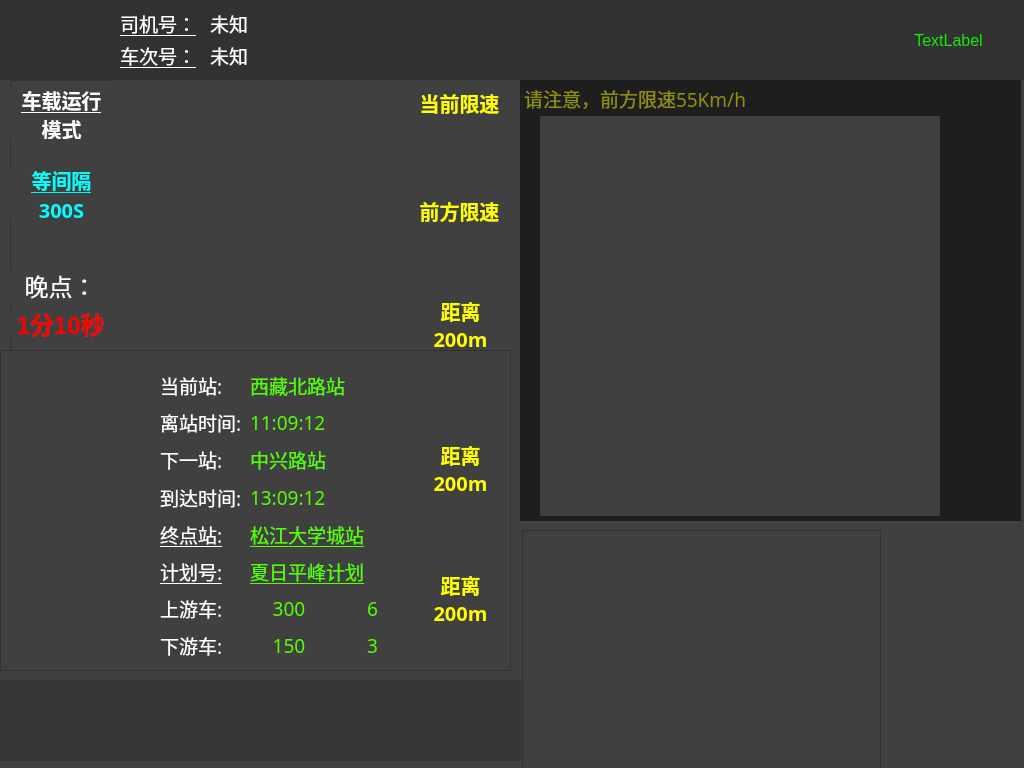
noodleBin/Tram_DMI_Build, file UI/Display_1024_768_2.ui: the form before one commit.
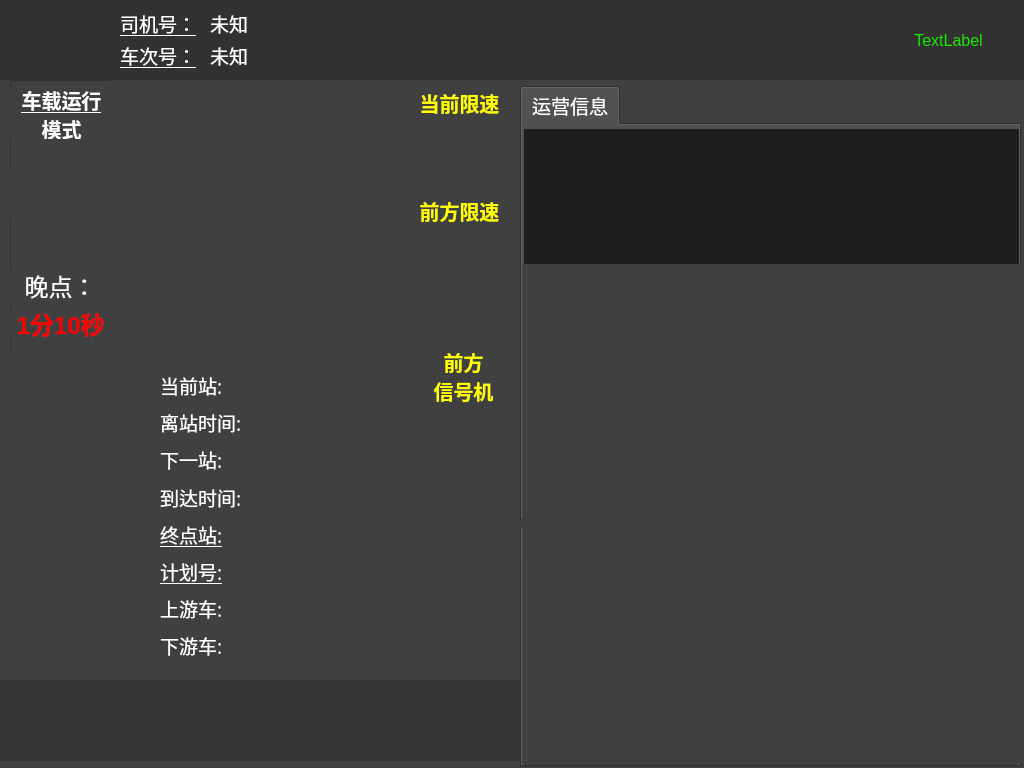
The form after the commit. Icons and pictures are not drawn.

```diff
--- a/UI/Display_1024_768_2.ui
+++ b/UI/Display_1024_768_2.ui
@@ -429,7 +429,7 @@
    <string>MainWindow</string>
   </property>
   <property name="styleSheet">
-   <string notr="true">background-color: rgb(64,64,64);</string>
+   <string notr="true"/>
   </property>
   <widget class="QWidget" name="centralwidget">
    <widget class="QFrame" name="frame_top">
@@ -1987,7 +1987,7 @@
        </font>
       </property>
       <property name="text">
-       <string>等间隔 300S</string>
+       <string/>
       </property>
       <property name="textFormat">
        <enum>Qt::PlainText</enum>
@@ -2210,7 +2210,7 @@
      <bool>false</bool>
     </property>
     <property name="frameShape">
-     <enum>QFrame::StyledPanel</enum>
+     <enum>QFrame::NoFrame</enum>
     </property>
     <property name="frameShadow">
      <enum>QFrame::Raised</enum>
@@ -2285,7 +2285,7 @@
      <property name="geometry">
       <rect>
        <x>10</x>
-       <y>250</y>
+       <y>240</y>
        <width>64</width>
        <height>64</height>
       </rect>
@@ -2307,7 +2307,7 @@
      <property name="geometry">
       <rect>
        <x>80</x>
-       <y>250</y>
+       <y>240</y>
        <width>64</width>
        <height>64</height>
       </rect>
@@ -3393,7 +3393,7 @@
       <rect>
        <x>250</x>
        <y>20</y>
-       <width>161</width>
+       <width>189</width>
        <height>291</height>
       </rect>
      </property>
@@ -3525,7 +3525,7 @@
          </font>
         </property>
         <property name="text">
-         <string>西藏北路站</string>
+         <string/>
         </property>
        </widget>
       </item>
@@ -3656,7 +3656,7 @@
          </font>
         </property>
         <property name="text">
-         <string>11:09:12</string>
+         <string/>
         </property>
        </widget>
       </item>
@@ -3788,7 +3788,7 @@
          </font>
         </property>
         <property name="text">
-         <string>中兴路站</string>
+         <string/>
         </property>
        </widget>
       </item>
@@ -3919,7 +3919,7 @@
          </font>
         </property>
         <property name="text">
-         <string>13:09:12</string>
+         <string/>
         </property>
        </widget>
       </item>
@@ -4051,7 +4051,7 @@
          </font>
         </property>
         <property name="text">
-         <string>松江大学城站</string>
+         <string/>
         </property>
        </widget>
       </item>
@@ -4183,7 +4183,7 @@
          </font>
         </property>
         <property name="text">
-         <string>夏日平峰计划</string>
+         <string/>
         </property>
        </widget>
       </item>
@@ -4316,7 +4316,7 @@
            </font>
           </property>
           <property name="text">
-           <string>300</string>
+           <string/>
           </property>
           <property name="alignment">
            <set>Qt::AlignCenter</set>
@@ -4450,7 +4450,7 @@
            </font>
           </property>
           <property name="text">
-           <string>6</string>
+           <string/>
           </property>
           <property name="alignment">
            <set>Qt::AlignCenter</set>
@@ -4588,7 +4588,7 @@
            </font>
           </property>
           <property name="text">
-           <string>150</string>
+           <string/>
           </property>
           <property name="alignment">
            <set>Qt::AlignCenter</set>
@@ -4722,7 +4722,7 @@
            </font>
           </property>
           <property name="text">
-           <string>3</string>
+           <string/>
           </property>
           <property name="alignment">
            <set>Qt::AlignCenter</set>
@@ -4803,7 +4803,7 @@
      <property name="geometry">
       <rect>
        <x>430</x>
-       <y>90</y>
+       <y>124</y>
        <width>61</width>
        <height>54</height>
       </rect>
@@ -4994,8 +4994,7 @@
 background-color: rgb(255, 255, 255，0);</string>
      </property>
      <property name="text">
-      <string>距离
-200m</string>
+      <string/>
      </property>
      <property name="textFormat">
       <enum>Qt::AutoText</enum>
@@ -5014,7 +5013,7 @@
      <property name="geometry">
       <rect>
        <x>430</x>
-       <y>20</y>
+       <y>54</y>
        <width>64</width>
        <height>64</height>
       </rect>
@@ -5033,10 +5032,13 @@
      </property>
     </widget>
     <widget class="QLabel" name="lbl_RRdistance">
+     <property name="enabled">
+      <bool>true</bool>
+     </property>
      <property name="geometry">
       <rect>
        <x>430</x>
-       <y>220</y>
+       <y>254</y>
        <width>61</width>
        <height>54</height>
       </rect>
@@ -5227,8 +5229,7 @@
 background-color: rgb(255, 255, 255，0);</string>
      </property>
      <property name="text">
-      <string>距离
-200m</string>
+      <string/>
      </property>
      <property name="textFormat">
       <enum>Qt::AutoText</enum>
@@ -5247,7 +5248,7 @@
      <property name="geometry">
       <rect>
        <x>430</x>
-       <y>150</y>
+       <y>184</y>
        <width>64</width>
        <height>64</height>
       </rect>
@@ -5877,69 +5878,13 @@
      </property>
     </widget>
    </widget>
-   <widget class="QTextEdit" name="listSMS">
-    <property name="geometry">
-     <rect>
-      <x>520</x>
-      <y>80</y>
-      <width>501</width>
-      <height>441</height>
-     </rect>
-    </property>
-    <property name="font">
-     <font>
-      <family>微软雅黑</family>
-      <pointsize>14</pointsize>
-      <weight>9</weight>
-      <italic>false</italic>
-      <bold>false</bold>
-     </font>
-    </property>
-    <property name="styleSheet">
-     <string notr="true">color:rgb(255, 255,0);
-background-color:rgb(30, 30, 30);
-font: 75 14pt &quot;微软雅黑&quot;;</string>
-    </property>
-    <property name="frameShape">
-     <enum>QFrame::NoFrame</enum>
-    </property>
-    <property name="readOnly">
-     <bool>true</bool>
-    </property>
-    <property name="placeholderText">
-     <string>请注意，前方限速55Km/h</string>
-    </property>
-   </widget>
-   <widget class="QTextEdit" name="tblwdg_fault">
-    <property name="geometry">
-     <rect>
-      <x>522</x>
-      <y>530</y>
-      <width>359</width>
-      <height>259</height>
-     </rect>
-    </property>
-   </widget>
    <widget class="QWidget" name="widget_dashboard" native="true">
     <property name="geometry">
      <rect>
-      <x>116</x>
-      <y>82</y>
-      <width>265</width>
-      <height>265</height>
-     </rect>
-    </property>
-    <property name="autoFillBackground">
-     <bool>false</bool>
-    </property>
-   </widget>
-   <widget class="QWidget" name="widget_DMS" native="true">
-    <property name="geometry">
-     <rect>
-      <x>540</x>
-      <y>116</y>
-      <width>400</width>
-      <height>400</height>
+      <x>106</x>
+      <y>70</y>
+      <width>320</width>
+      <height>320</height>
      </rect>
     </property>
     <property name="autoFillBackground">
@@ -6372,7 +6317,7 @@
       <x>430</x>
       <y>296</y>
       <width>61</width>
-      <height>54</height>
+      <height>39</height>
      </rect>
     </property>
     <property name="palette">
@@ -6561,8 +6506,7 @@
 background-color: rgb(255, 255, 255，0);</string>
     </property>
     <property name="text">
-     <string>距离
-200m</string>
+     <string/>
     </property>
     <property name="textFormat">
      <enum>Qt::AutoText</enum>
@@ -6603,6 +6547,323 @@
      <bool>false</bool>
     </property>
    </widget>
+   <widget class="QTabWidget" name="tabWidget">
+    <property name="geometry">
+     <rect>
+      <x>520</x>
+      <y>526</y>
+      <width>501</width>
+      <height>241</height>
+     </rect>
+    </property>
+    <property name="font">
+     <font>
+      <pointsize>14</pointsize>
+     </font>
+    </property>
+    <property name="currentIndex">
+     <number>0</number>
+    </property>
+    <widget class="QWidget" name="tab">
+     <attribute name="title">
+      <string>维护信息</string>
+     </attribute>
+     <widget class="QTextEdit" name="tblwdg_fault">
+      <property name="geometry">
+       <rect>
+        <x>2</x>
+        <y>2</y>
+        <width>493</width>
+        <height>209</height>
+       </rect>
+      </property>
+     </widget>
+    </widget>
+   </widget>
+   <widget class="QLabel" name="lbl_nextpsrname_2">
+    <property name="geometry">
+     <rect>
+      <x>412</x>
+      <y>350</y>
+      <width>103</width>
+      <height>53</height>
+     </rect>
+    </property>
+    <property name="palette">
+     <palette>
+      <active>
+       <colorrole role="WindowText">
+        <brush brushstyle="SolidPattern">
+         <color alpha="255">
+          <red>255</red>
+          <green>255</green>
+          <blue>0</blue>
+         </color>
+        </brush>
+       </colorrole>
+       <colorrole role="Button">
+        <brush brushstyle="SolidPattern">
+         <color alpha="255">
+          <red>64</red>
+          <green>64</green>
+          <blue>64</blue>
+         </color>
+        </brush>
+       </colorrole>
+       <colorrole role="Text">
+        <brush brushstyle="SolidPattern">
+         <color alpha="255">
+          <red>255</red>
+          <green>255</green>
+          <blue>0</blue>
+         </color>
+        </brush>
+       </colorrole>
+       <colorrole role="ButtonText">
+        <brush brushstyle="SolidPattern">
+         <color alpha="255">
+          <red>255</red>
+          <green>255</green>
+          <blue>0</blue>
+         </color>
+        </brush>
+       </colorrole>
+       <colorrole role="Base">
+        <brush brushstyle="SolidPattern">
+         <color alpha="255">
+          <red>64</red>
+          <green>64</green>
+          <blue>64</blue>
+         </color>
+        </brush>
+       </colorrole>
+       <colorrole role="Window">
+        <brush brushstyle="SolidPattern">
+         <color alpha="255">
+          <red>64</red>
+          <green>64</green>
+          <blue>64</blue>
+         </color>
+        </brush>
+       </colorrole>
+      </active>
+      <inactive>
+       <colorrole role="WindowText">
+        <brush brushstyle="SolidPattern">
+         <color alpha="255">
+          <red>255</red>
+          <green>255</green>
+          <blue>0</blue>
+         </color>
+        </brush>
+       </colorrole>
+       <colorrole role="Button">
+        <brush brushstyle="SolidPattern">
+         <color alpha="255">
+          <red>64</red>
+          <green>64</green>
+          <blue>64</blue>
+         </color>
+        </brush>
+       </colorrole>
+       <colorrole role="Text">
+        <brush brushstyle="SolidPattern">
+         <color alpha="255">
+          <red>255</red>
+          <green>255</green>
+          <blue>0</blue>
+         </color>
+        </brush>
+       </colorrole>
+       <colorrole role="ButtonText">
+        <brush brushstyle="SolidPattern">
+         <color alpha="255">
+          <red>255</red>
+          <green>255</green>
+          <blue>0</blue>
+         </color>
+        </brush>
+       </colorrole>
+       <colorrole role="Base">
+        <brush brushstyle="SolidPattern">
+         <color alpha="255">
+          <red>64</red>
+          <green>64</green>
+          <blue>64</blue>
+         </color>
+        </brush>
+       </colorrole>
+       <colorrole role="Window">
+        <brush brushstyle="SolidPattern">
+         <color alpha="255">
+          <red>64</red>
+          <green>64</green>
+          <blue>64</blue>
+         </color>
+        </brush>
+       </colorrole>
+      </inactive>
+      <disabled>
+       <colorrole role="WindowText">
+        <brush brushstyle="SolidPattern">
+         <color alpha="255">
+          <red>255</red>
+          <green>255</green>
+          <blue>0</blue>
+         </color>
+        </brush>
+       </colorrole>
+       <colorrole role="Button">
+        <brush brushstyle="SolidPattern">
+         <color alpha="255">
+          <red>64</red>
+          <green>64</green>
+          <blue>64</blue>
+         </color>
+        </brush>
+       </colorrole>
+       <colorrole role="Text">
+        <brush brushstyle="SolidPattern">
+         <color alpha="255">
+          <red>255</red>
+          <green>255</green>
+          <blue>0</blue>
+         </color>
+        </brush>
+       </colorrole>
+       <colorrole role="ButtonText">
+        <brush brushstyle="SolidPattern">
+         <color alpha="255">
+          <red>255</red>
+          <green>255</green>
+          <blue>0</blue>
+         </color>
+        </brush>
+       </colorrole>
+       <colorrole role="Base">
+        <brush brushstyle="SolidPattern">
+         <color alpha="255">
+          <red>64</red>
+          <green>64</green>
+          <blue>64</blue>
+         </color>
+        </brush>
+       </colorrole>
+       <colorrole role="Window">
+        <brush brushstyle="SolidPattern">
+         <color alpha="255">
+          <red>64</red>
+          <green>64</green>
+          <blue>64</blue>
+         </color>
+        </brush>
+       </colorrole>
+      </disabled>
+     </palette>
+    </property>
+    <property name="font">
+     <font>
+      <family>微软雅黑</family>
+      <pointsize>15</pointsize>
+      <weight>75</weight>
+      <bold>true</bold>
+      <underline>false</underline>
+     </font>
+    </property>
+    <property name="styleSheet">
+     <string notr="true">
+background-color: rgb(255, 255, 255，0);</string>
+    </property>
+    <property name="text">
+     <string>前方
+信号机</string>
+    </property>
+    <property name="textFormat">
+     <enum>Qt::AutoText</enum>
+    </property>
+    <property name="scaledContents">
+     <bool>true</bool>
+    </property>
+    <property name="alignment">
+     <set>Qt::AlignCenter</set>
+    </property>
+    <property name="wordWrap">
+     <bool>true</bool>
+    </property>
+   </widget>
+   <widget class="QTabWidget" name="tabWidget_2">
+    <property name="geometry">
+     <rect>
+      <x>520</x>
+      <y>86</y>
+      <width>501</width>
+      <height>435</height>
+     </rect>
+    </property>
+    <property name="font">
+     <font>
+      <family>Sans</family>
+      <pointsize>14</pointsize>
+     </font>
+    </property>
+    <property name="currentIndex">
+     <number>0</number>
+    </property>
+    <widget class="QWidget" name="tab_2">
+     <attribute name="title">
+      <string>运营信息</string>
+     </attribute>
+     <widget class="QTextEdit" name="listSMS">
+      <property name="geometry">
+       <rect>
+        <x>2</x>
+        <y>4</y>
+        <width>503</width>
+        <height>397</height>
+       </rect>
+      </property>
+      <property name="font">
+       <font>
+        <family>微软雅黑</family>
+        <pointsize>14</pointsize>
+        <weight>9</weight>
+        <italic>false</italic>
+        <bold>false</bold>
+       </font>
+      </property>
+      <property name="styleSheet">
+       <string notr="true">color:rgb(255, 255,0);
+background-color:rgb(30, 30, 30);
+font: 75 14pt &quot;微软雅黑&quot;;</string>
+      </property>
+      <property name="frameShape">
+       <enum>QFrame::NoFrame</enum>
+      </property>
+      <property name="verticalScrollBarPolicy">
+       <enum>Qt::ScrollBarAlwaysOff</enum>
+      </property>
+      <property name="readOnly">
+       <bool>true</bool>
+      </property>
+      <property name="placeholderText">
+       <string/>
+      </property>
+     </widget>
+    </widget>
+   </widget>
+   <widget class="QWidget" name="widget_DMS" native="true">
+    <property name="geometry">
+     <rect>
+      <x>522</x>
+      <y>264</y>
+      <width>500</width>
+      <height>500</height>
+     </rect>
+    </property>
+    <property name="autoFillBackground">
+     <bool>true</bool>
+    </property>
+   </widget>
   </widget>
  </widget>
  <resources/>
```
Left out of the diff: 58 changed lines with no effect on the pictures.
